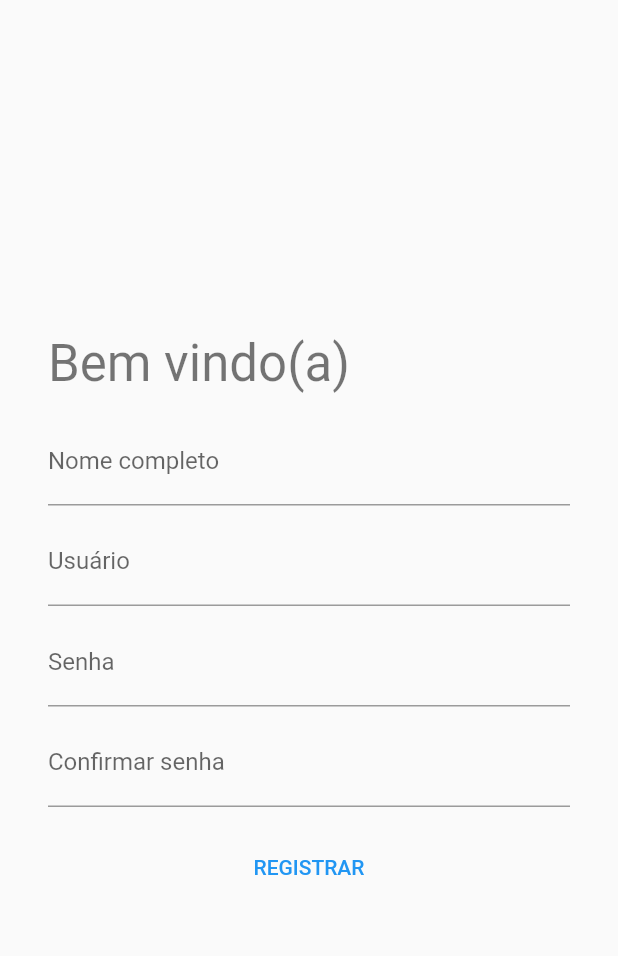
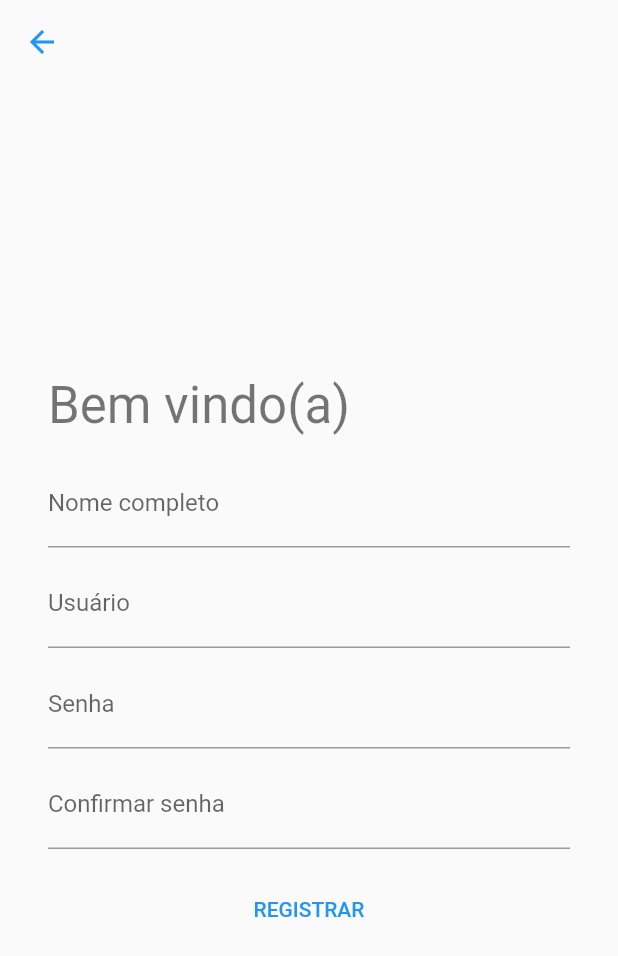
Before and after one commit to helenadalmazo/despesa-app, a Flutter app: the SignUpScreen screen opened directly, on a phone screen of 412 x 824 dp. Shown: the top 956 px of the screen. Run offline on Flutter 3.47's test engine with Material 2 defaults, Android fonts, the phone set to English and light mode, and no system bars; our stand-ins replace charts_flutter, flutter_typeahead; accounts and stored records are empty.

```diff
--- a/lib/screen/sign_up_screen.dart
+++ b/lib/screen/sign_up_screen.dart
@@ -56,10 +56,16 @@ class SignUpScreen extends StatelessWidget {
   @override
   Widget build(BuildContext context) {
     return Scaffold(
+      appBar: AppBar(
+        elevation: 0,
+        backgroundColor: Colors.transparent,
+        iconTheme: IconThemeData(
+          color: Theme.of(context).primaryColor
+        ),
+      ),
       body: Builder(
         builder: (BuildContext context) {
-          return SafeArea(
-            child: Center(
+          return Center(
             child: SingleChildScrollView(
               child: Container(
                 padding: EdgeInsets.symmetric(
@@ -143,7 +149,6 @@ class SignUpScreen extends StatelessWidget {
                 ),
               ),
             ),
-            )
           );
         },
       ),
```
Also changed, not shown: lib/screen/login_screen.dart (+8 -3 lines). Lines whose indentation alone changed are shown as unchanged.
